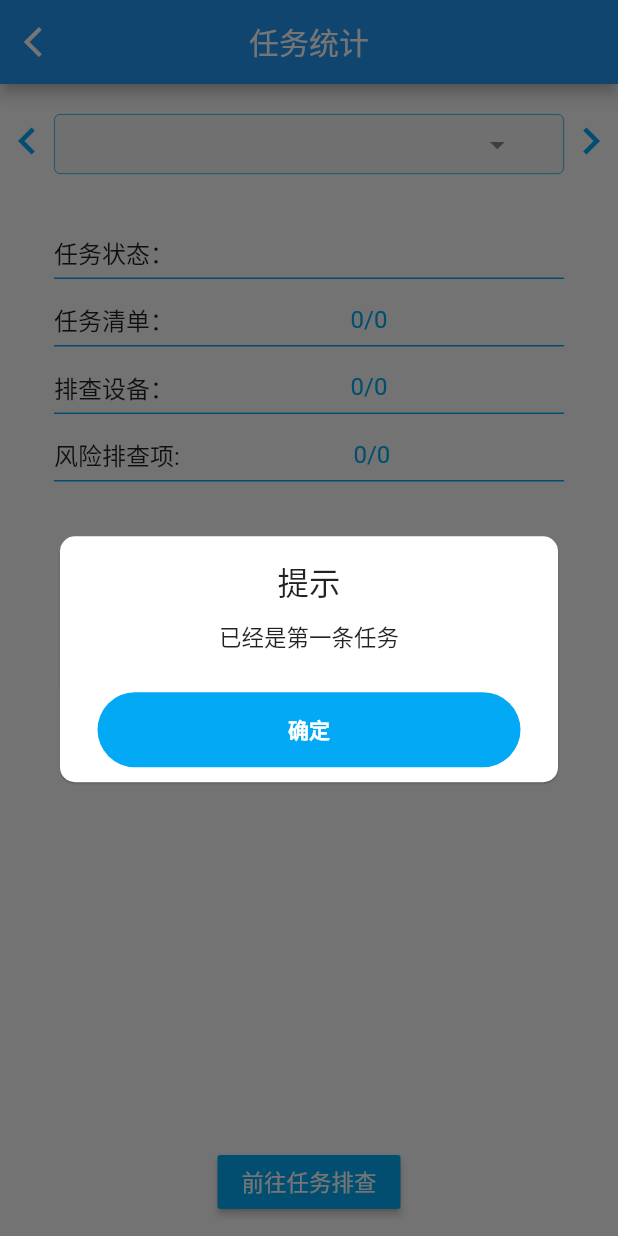
After one commit to imhurricane/flutter_dev, a Flutter app: the StatisticsPage screen opened directly, after a tap on the "chevron left" icon, on a phone screen of 412 x 824 dp. The commit adds this screen. Run offline on Flutter 3.47's test engine with Material 2 defaults, Android fonts, the phone set to English and light mode, and no system bars; drawn by our look-alikes of dropdown_search; our stand-ins replace awesome_dialog, cached_network_image, charts_flutter, connectivity, convert, date_format and 17 more; missing offline and left inert: barcode_scan, encrypt, flustars, flutter_app_upgrade, flutter_custom_calendar, flutter_picker and 2 more; accounts and stored records are empty; statements that could not run were skipped.

Commit message:
1.新增离线任务统计功能。

```diff
--- a/lib/view/comm_views/components/form_Input_cell.dart
+++ b/lib/view/comm_views/components/form_Input_cell.dart
@@ -90,6 +90,12 @@ class FormInputCell extends StatefulWidget {
 }
 
 class _FormInputCellState extends State<FormInputCell> {
+
+  @override
+  void initState() {
+    super.initState();
+  }
+
   @override
   Widget build(BuildContext context) {
 
--- a/lib/view/comm_views/components/spinner.dart
+++ b/lib/view/comm_views/components/spinner.dart
@@ -111,7 +111,7 @@ class _FromSpinnerSearchState extends State<FromSpinnerSearch> {
     return Container(
       alignment: Alignment.center,
 //      padding: EdgeInsets.only(right: -10),
-      child: Text(item?.desc==null?"":item?.desc,maxLines: 1,),
+      child: Text(item?.desc==null?"":item?.desc,maxLines: 1,style: TextStyle(fontSize: 17),),
     );
   }
 
--- a/lib/view/comm_views/offline/download_page.dart
+++ b/lib/view/comm_views/offline/download_page.dart
@@ -11,14 +11,12 @@ import 'package:flutter_dev/http/data_helper.dart';
 import 'package:flutter_dev/http/http_manager.dart';
 import 'package:flutter_dev/http/result_data.dart';
 import 'package:flutter_dev/view/comm_views/components/page_loading.dart';
-import 'package:flutter_dev/view/comm_views/components/progress.dart';
 import 'package:flutter_dev/view/comm_views/moudel/page_info.dart';
 import 'package:flutter_dev/view/comm_views/offline/moudel/equipment.dart';
 import 'package:flutter_dev/view/comm_views/offline/moudel/paper.dart';
 import 'package:flutter_dev/view/comm_views/offline/moudel/riss.dart';
 import 'package:flutter_dev/view/login/moudel/user.dart';
 import 'package:flutter_slidable/flutter_slidable.dart';
-import 'package:modal_progress_hud/modal_progress_hud.dart';
 import 'package:pull_to_refresh/pull_to_refresh.dart';
 
 import 'moudel/task.dart';
--- a/lib/view/comm_views/offline/moudel/equipment.dart
+++ b/lib/view/comm_views/offline/moudel/equipment.dart
@@ -103,7 +103,6 @@ class EquipmentProvider extends BaseDbProvider{
   Future selectEquipmentByParentId(String parentId) async {
     Database db = await getDataBase();
     String sql = "select * from $name where $columnParentxtm = '$parentId' ";
-    print('sql:'+sql);
     return await db.rawQuery(sql);
   }
   ///查询数据
--- a/lib/view/comm_views/offline/moudel/paper.dart
+++ b/lib/view/comm_views/offline/moudel/paper.dart
@@ -104,7 +104,6 @@ class PaperProvider extends BaseDbProvider {
   Future selectPaperByParentId(String parentId) async {
     Database db = await getDataBase();
     String sql = "select * from $name where $columnParentxtm = '$parentId' ";
-    print('sql:'+sql);
     return await db.rawQuery(sql);
   }
 
--- a/lib/view/comm_views/offline/moudel/task.dart
+++ b/lib/view/comm_views/offline/moudel/task.dart
@@ -55,7 +55,6 @@ class TaskProvider extends BaseDbProvider{
   final String columnComp = "comp";
   final String columnDeptXtm = "deptxtm";
   final String columnTaskDate = "taskdate";
-  final String columnTaskDate1 = "taskdate1";
   final String columnDesc = "description";
 
   @override
@@ -77,7 +76,7 @@ class TaskProvider extends BaseDbProvider{
 
   @override
   tableUpdate() {
-    return true;
+    return false;
   }
 
   @override
--- a/lib/view/comm_views/offline/task_detail.dart
+++ b/lib/view/comm_views/offline/task_detail.dart
@@ -502,6 +502,7 @@ class TaskDetailPageState extends State<TaskDetailPage> with RouteAware{
   }
 
   checkTaskPaperIsComplete() async{
+    if(mPaperList.length>0){
       EquipmentProvider equipmentProvider = EquipmentProvider();
       List<Equipment> equipmentList = await equipmentProvider.getEquipmentByParentId(mPaperList[mPaperPosition].xtm);
 
@@ -530,9 +531,12 @@ class TaskDetailPageState extends State<TaskDetailPage> with RouteAware{
         CommUtils.showDialog(context, "提示", "当前任务清单已完成", false,okOnPress: (){});
       }else{
         CommUtils.showDialog(context, "提示", "当前任务清单未完成，请前往查看", false,okOnPress: (){
-        jumpEquipment(noCompleteEquPosition);
+          jumpEquipment(noCompleteEquPosition);
         });
       }
+    }else{
+      CommUtils.showDialog(context, "提示", "暂无可检查数据！", false,okOnPress: (){});
+    }
   }
 
   // 跳转到未完成的设备
--- a/lib/view/comm_views/offline/task_list.dart
+++ b/lib/view/comm_views/offline/task_list.dart
@@ -217,7 +217,6 @@ class TaskListPageState extends State<TaskListPage> with RouteAware{
   }
 
   initData() async {
-
     mLoginUser = LoginUser.fromJson(StorageUtils.getModelWithKey("userInfo"));
     TaskProvider taskProvider = TaskProvider();
     List<Task> tasks  = await taskProvider.getTaskByLimit(pageInfo.pageSize, pageInfo.pageNumber);
@@ -290,6 +289,9 @@ class TaskListPageState extends State<TaskListPage> with RouteAware{
   void didPopNext() async{
     super.didPopNext();
     // 当从其他页面返回当前页面时出发此方法
+    mData.clear();
+    complementTextList.clear();
+    pageInfo.pageNumber=1;
     await initData();
   }
 
--- /dev/null
+++ b/lib/view/comm_views/offline/task_statistics.dart
@@ -0,0 +1,302 @@
+
+import 'package:flutter/cupertino.dart';
+import 'package:flutter/material.dart';
+import 'package:flutter_dev/comm/comm_utils.dart';
+import 'package:flutter_dev/router/route_util.dart';
+import 'package:flutter_dev/view/comm_views/components/spinner.dart';
+import 'package:flutter_dev/view/comm_views/moudel/selects.dart';
+import 'package:flutter_dev/view/comm_views/offline/task_detail.dart';
+import 'package:pull_to_refresh/pull_to_refresh.dart';
+
+import '../../../main.dart';
+import 'moudel/equipment.dart';
+import 'moudel/paper.dart';
+import 'moudel/riss.dart';
+import 'moudel/task.dart';
+
+class StatisticsPage extends StatefulWidget{
+
+  @override
+  State<StatefulWidget> createState() {
+    return StatisticsPageState();
+  }
+
+}
+
+class StatisticsPageState extends State<StatisticsPage>  with RouteAware{
+
+  RefreshController mRefreshController = new RefreshController();
+  List<Task> mTaskList=List();
+  List<Selects> mTaskSelects = List();
+  TextStyle _textStyle = TextStyle(fontSize: 16);
+  TextStyle _textStyle1 = TextStyle(fontSize: 16,color: Colors.lightBlue);
+  int mPosition;
+  String mTaskStatus;
+  int mPaperTotalCount;
+  int mPaperComplementCount;
+  int mEquipmentTotalCount;
+  int mEquipmentComplementCount;
+  int mRissTotalCount;
+  int mRissComplementCount;
+
+  @override
+  void initState() {
+    super.initState();
+    mPosition = 0;
+    mTaskStatus="";
+    mPaperTotalCount = 0;
+    mPaperComplementCount = 0;
+    mEquipmentTotalCount = 0;
+    mEquipmentComplementCount = 0;
+    mRissTotalCount = 0;
+    mRissComplementCount = 0;
+    initData();
+  }
+
+  @override
+  Widget build(BuildContext context) {
+    return Scaffold(
+      appBar: AppBar(
+        centerTitle: true,
+        title: Text("任务统计"),
+        leading: IconButton(
+          onPressed: () {
+            Navigator.of(context).pop();
+          },
+          icon: Icon(Icons.arrow_back_ios),
+        ),
+      ),
+      body: buildBody(),
+      floatingActionButtonLocation: FloatingActionButtonLocation.miniCenterFloat,
+      floatingActionButton: buildButton(),
+    );
+  }
+
+  buildBody() {
+    return Column(
+      mainAxisAlignment: MainAxisAlignment.start,
+      children: [
+        SizedBox(height: 20,),
+        FromSpinnerSearch(
+          selects: mTaskSelects,
+          preCallBack: preCallBack,
+          nextCallBack: nextCallBack,
+          selectCallBack: selectCallBack,
+        ),
+        SizedBox(height: 40,),
+        buildTaskField(),
+        SizedBox(height: 5,),
+        Container(height:1,color: Colors.lightBlue,margin: EdgeInsets.symmetric(horizontal: 36),),
+        SizedBox(height: 15,),
+        buildPaperField(),
+        SizedBox(height: 5,),
+        Container(height:1,color: Colors.lightBlue,margin: EdgeInsets.symmetric(horizontal: 36),),
+        SizedBox(height: 15,),
+        buildEquipmentField(),
+        SizedBox(height: 5,),
+        Container(height:1,color: Colors.lightBlue,margin: EdgeInsets.symmetric(horizontal: 36),),
+        SizedBox(height: 15,),
+        buildRissField(),
+        SizedBox(height: 5,),
+        Container(height:1,color: Colors.lightBlue,margin: EdgeInsets.symmetric(horizontal: 36),),
+      ],
+    );
+  }
+
+  selectCallBack(Selects p1) async{
+    setState(() {
+      mPosition = mTaskSelects.indexOf(p1);
+      mTaskSelects.forEach((element) {
+        element.isChecked=false;
+      });
+      mTaskSelects[mPosition].isChecked=true;
+    });
+    await initStatistics();
+  }
+
+  initData() async{
+//    mTaskList.clear();
+//    mTaskSelects.clear();
+    TaskProvider taskProvider = TaskProvider();
+    mTaskList = await taskProvider.getAllTask();
+    mTaskList.forEach((element) {
+      Selects selects = Selects();
+      selects.desc = element.description;
+      selects.isChecked = false;
+      mTaskSelects.add(selects);
+    });
+    if(mTaskSelects.length>0){
+      mTaskSelects[mPosition].isChecked=true;
+    }
+    await initStatistics();
+
+  }
+
+  initStatistics() async{
+    mPaperTotalCount = 0;
+    mPaperComplementCount = 0;
+    mEquipmentTotalCount = 0;
+    mEquipmentComplementCount = 0;
+    mRissTotalCount = 0;
+    mRissComplementCount = 0;
+    PaperProvider paperProvider = PaperProvider();
+    EquipmentProvider equipmentProvider = EquipmentProvider();
+    RissProvider rissProvider = RissProvider();
+    List<Paper> paperList =
+    await paperProvider.getPaperByParentId(mTaskList[mPosition].xtm);
+    mPaperTotalCount = paperList.length;
+    for(int i=0;i<paperList.length;i++){
+      List<Equipment> equList = await equipmentProvider.getEquipmentByParentId(paperList[i].xtm);
+      mEquipmentTotalCount += equList.length;
+      int equipmentComplementCount = 0;
+      for(int j=0;j<equList.length;j++){
+        List<Riss> rissList = await rissProvider.getRissByParentId(equList[j].xtm);
+        mRissTotalCount += rissList.length;
+        int rissComplementCount = 0;
+        rissList.forEach((element) {
+          if(element.inactivemesure == "1" || element.activemesure == "1" || element.havemesure == "1"){
+            mRissComplementCount++;
+            rissComplementCount++;
+          }
+        });
+        if(rissComplementCount == rissList.length){
+          mEquipmentComplementCount++;
+          equipmentComplementCount++;
+        }
+      }
+      if(equipmentComplementCount == equList.length){
+        mPaperComplementCount++;
+      }
+    }
+    if(mPaperComplementCount == mPaperTotalCount){
+      mTaskStatus = "已完成";
+    }else if(mPaperComplementCount > 0){
+      mTaskStatus = "部分完成";
+    }else{
+      mTaskStatus = "未完成";
+    }
+    setState(() {
+
+    });
+  }
+
+
+  preCallBack() async{
+    if(mPosition>0){
+      mPosition--;
+    }else{
+      CommUtils.showDialog(context, "提示", "已经是第一条任务", false,okOnPress: (){});
+    }
+    mTaskSelects.forEach((element) {
+      element.isChecked=false;
+    });
+    mTaskSelects[mPosition].isChecked=true;
+    await initStatistics();
+    setState(() {
+
+    });
+  }
+
+  nextCallBack() async{
+    if(mPosition<mTaskSelects.length-1){
+      mPosition++;
+    }else{
+      CommUtils.showDialog(context, "提示", "已经是最后一条任务", false,okOnPress: (){});
+    }
+    mTaskSelects.forEach((element) {
+      element.isChecked=false;
+    });
+    mTaskSelects[mPosition].isChecked=true;
+    await initStatistics();
+    setState(() {
+
+    });
+  }
+
+  ///  创建普通可编辑text文本框
+  buildTaskField() {
+    return Padding(
+      padding: const EdgeInsets.symmetric(horizontal: 36),
+      child: Row(
+        children: [
+          Text("任务状态：",style: _textStyle,),
+          Expanded(
+            flex: 1,
+              child: Text(mTaskStatus,style: _textStyle1,textAlign: TextAlign.center,)),
+        ],
+      ),
+    );
+  }
+  ///  创建普通可编辑text文本框
+  buildPaperField() {
+    return Padding(
+      padding: const EdgeInsets.symmetric(horizontal: 36),
+      child: Row(
+        children: [
+          Text("任务清单：",style: _textStyle,),
+          Expanded(flex:1,
+              child: Text(mPaperComplementCount.toString()+"/"+mPaperTotalCount.toString(),style:_textStyle1,textAlign: TextAlign.center,)),
+        ],
+      ),
+    );
+  }
+
+  ///  创建普通可编辑text文本框
+  buildEquipmentField() {
+    return Padding(
+      padding: const EdgeInsets.symmetric(horizontal: 36),
+      child: Row(
+        mainAxisAlignment: MainAxisAlignment.spaceAround,
+        children: [
+          Text("排查设备：",style: _textStyle,),
+          Expanded(flex:1,child:
+          Text(mEquipmentComplementCount.toString()+"/"+mEquipmentTotalCount.toString(),style:_textStyle1,textAlign: TextAlign.center,)),
+        ],
+      ),
+    );
+
+  }
+
+  ///  创建普通可编辑text文本框
+  buildRissField() {
+    return Padding(
+      padding: const EdgeInsets.symmetric(horizontal: 36),
+      child: Row(
+        mainAxisAlignment: MainAxisAlignment.spaceAround,
+        children: [
+          Text("风险排查项:",style: _textStyle,),
+          Expanded(flex:1,child:
+          Text(mRissComplementCount.toString()+"/"+mRissTotalCount.toString(),style:_textStyle1,textAlign: TextAlign.center,)),
+        ],
+      ),
+    );
+  }
+
+  buildButton() {
+    return Container(
+      alignment: Alignment.bottomCenter,
+      child: RaisedButton(
+        onPressed: (){
+          RouteUtils.pushPage(context, TaskDetailPage(mTaskList[mPosition]));
+        },
+        color: Colors.lightBlue,
+        child: Text("前往任务排查",style: TextStyle(color: Colors.white),),
+      ),
+    );
+  }
+
+  @override
+  void didChangeDependencies() {
+    super.didChangeDependencies();
+    // 监听路由
+    RootApp.routeObserver.subscribe(this, ModalRoute.of(context));
+  }
+
+  @override
+  void didPopNext() async{
+    super.didPopNext();
+    // 当从其他页面返回当前页面时出发此方法
+    await initStatistics();
+  }
+
+}
--- a/lib/view/main/home/home_item_page.dart
+++ b/lib/view/main/home/home_item_page.dart
@@ -19,6 +19,7 @@ import 'package:flutter_dev/view/comm_views/moudel/detail_info.dart';
 import 'package:flutter_dev/view/comm_views/offline/download_page.dart';
 import 'package:flutter_dev/view/comm_views/offline/moudel/riss_complete.dart';
 import 'package:flutter_dev/view/comm_views/offline/task_list.dart';
+import 'package:flutter_dev/view/comm_views/offline/task_statistics.dart';
 import 'package:flutter_dev/view/comm_views/offline/task_upload.dart';
 import 'package:flutter_dev/view/login/moudel/user.dart';
 import 'package:flutter_dev/view/main/home/grid_item.dart';
@@ -235,7 +236,7 @@ class HomeItemPageState extends State<HomeItemPage> with RouteAware{
                       } else if (entryModels[index].id == "task_upload") {
                         RouteUtils.pushPage(context, UploadTaskPage());
                       } else if (entryModels[index].id == "task_statistics") {
-                        print('任务统计');
+                        RouteUtils.pushPage(context, StatisticsPage());
                       }
                     }
                   },
```
